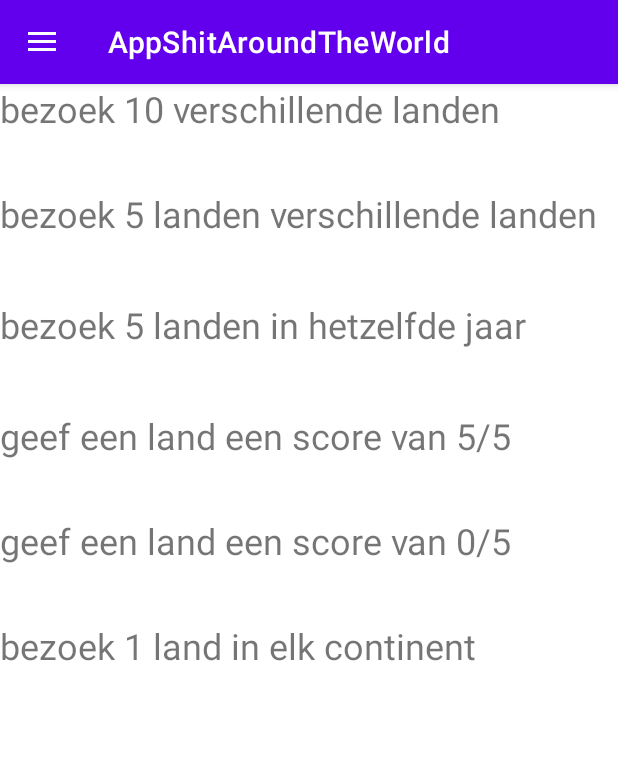
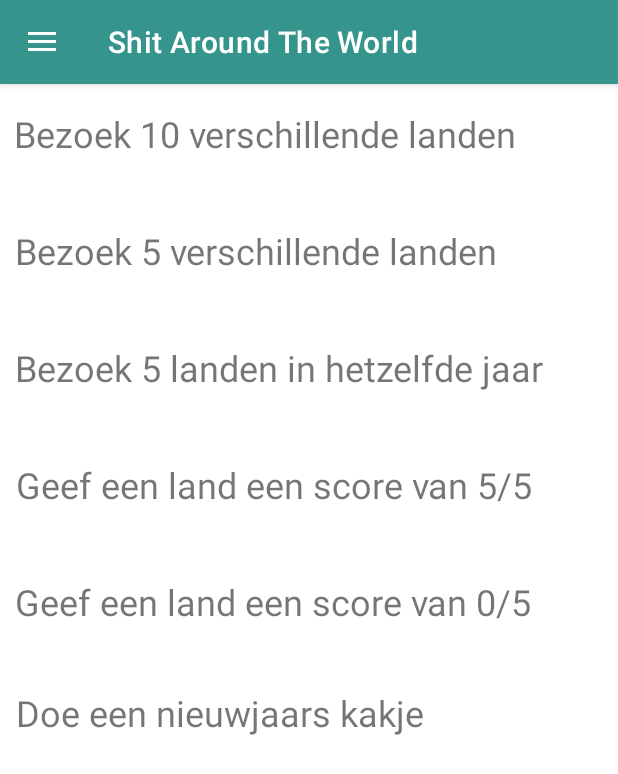
Before and after one commit to SimonK-2055442/AppShitAroundTheWorld, an Android app: the MainNavigation screen opened directly, with no data from a screen before it, in the side drawer, after a tap on "Prestaties", on a phone screen of 412 x 824 dp. Shown: the top 774 px of the screen. Run offline under Robolectric (Android 15) with nearby library versions, the phone set to English and light mode, and no system bars; 1 statement that could not run was skipped.

Commit message:
finale versie

```diff
--- a/app/build.gradle
+++ b/app/build.gradle
@@ -53,6 +53,7 @@ dependencies {
     implementation 'com.google.android.gms:play-services-maps:17.0.0'
     implementation "androidx.datastore:datastore-preferences:1.0.0"
     implementation 'com.google.code.gson:gson:2.8.5'
+    implementation 'com.google.android.gms:play-services-location:19.0.1'
     testImplementation 'junit:junit:4.13.2'
     androidTestImplementation 'androidx.test.ext:junit:1.1.3'
     androidTestImplementation 'androidx.test.espresso:espresso-core:3.4.0'
--- a/app/src/main/AndroidManifest.xml
+++ b/app/src/main/AndroidManifest.xml
@@ -1,6 +1,10 @@
 <?xml version="1.0" encoding="utf-8"?>
 <manifest xmlns:android="http://schemas.android.com/apk/res/android"
     package="com.example.appshitaroundtheworld">
+
+    <uses-permission android:name="android.permission.INTERNET" />
+    <uses-permission android:name="android.permission.ACCESS_FINE_LOCATION" />
+    <uses-permission android:name="android.permission.ACCESS_COARSE_LOCATION" />
 
     <application
         android:allowBackup="true"
@@ -23,7 +27,7 @@
         -->
         <meta-data
             android:name="com.google.android.geo.API_KEY"
-            android:value="${MAPS_API_KEY}" />
+            android:value= "${MAPS_API_KEY}" />
 
 
         <activity
--- a/app/src/main/java/com/example/appshitaroundtheworld/MainNavigation.kt
+++ b/app/src/main/java/com/example/appshitaroundtheworld/MainNavigation.kt
@@ -1,31 +1,46 @@
 package com.example.appshitaroundtheworld
 
+import android.app.Activity
 import android.content.Context
+import android.content.pm.PackageManager
+import android.location.Location
+import android.location.LocationManager
 import androidx.appcompat.app.AppCompatActivity
 import android.os.Bundle
 import android.view.MenuItem
 import androidx.appcompat.app.ActionBarDrawerToggle
+import androidx.core.app.ActivityCompat
+import androidx.core.content.ContextCompat
 import androidx.fragment.app.Fragment
 import com.example.appshitaroundtheworld.databinding.ActivityMainNavigationBinding
 import com.example.appshitaroundtheworld.fragments.*
 import com.example.appshitaroundtheworld.model.Persoon
 import com.example.appshitaroundtheworld.model.Geheugen
+import com.google.android.gms.location.FusedLocationProviderClient
+import com.google.android.gms.location.LocationServices
+import com.google.android.gms.tasks.Task
+import com.google.android.material.snackbar.Snackbar
 
 class MainNavigation : AppCompatActivity() {
 
     private lateinit var binding: ActivityMainNavigationBinding
     private lateinit var menuBarToggle: ActionBarDrawerToggle
+    lateinit var fusedLocationProviderClient: FusedLocationProviderClient
     var geheugen: Geheugen = Geheugen()
     var ingelogdePersoon: Persoon = Persoon("","")
+    var latitude: Double? = null
+    var longitude: Double? = null
 
     override fun onCreate(savedInstanceState: Bundle?) {
         super.onCreate(savedInstanceState)
         setContentView(R.layout.activity_main_navigation)
 
+        fusedLocationProviderClient = LocationServices.getFusedLocationProviderClient(this)
+
         ingelogdePersoon = intent.getSerializableExtra("ingelogdePersoon") as Persoon
         val sharedData = ingelogdePersoon
         val homeFragment = HomeFragment(sharedData)
-        val nieuwLandFragment = NieuwLandFragment(sharedData)
+        val nieuwLandFragment = NieuwLandFragment(sharedData,this)
         val prestatiesFragment = PrestatiesFragment(sharedData)
         val vorigeBestemmingFragment = VorigeBestemmingFragment(sharedData)
         val mapsFragment = MapsFragment(sharedData)
@@ -47,38 +62,44 @@ class MainNavigation : AppCompatActivity() {
                 R.id.nav_prestaties -> switchTo(prestatiesFragment)
                 R.id.nav_vorigeBestemmingen ->  switchTo(vorigeBestemmingFragment)
                 R.id.nav_maps -> switchTo(mapsFragment)
-
             }
             true
         }
         switchTo(homeFragment)
     }
-    override fun onDestroy(){
-        val sharedPreferences = getSharedPreferences("sharedPreferences", Context.MODE_PRIVATE)
-        val sharedPreferencesNamenlijst = getSharedPreferences("namenlijst", Context.MODE_PRIVATE)
-        //geheugen.opslaanIngelogdePersoon(sharedPreferences, sharedPreferencesNamenlijst, ingelogdePersoon)
-        super.onDestroy()
+
+    fun getLocatie(){
+        val task = fusedLocationProviderClient.lastLocation
+
+        if(ActivityCompat.checkSelfPermission(this,android.Manifest.permission.ACCESS_COARSE_LOCATION)!= PackageManager.PERMISSION_GRANTED){
+                ActivityCompat.requestPermissions(this, arrayOf(android.Manifest.permission.ACCESS_COARSE_LOCATION), 101)
+        }
+        task.addOnSuccessListener { if(it != null){
+            latitude = it.latitude
+            longitude = it.longitude
+        }
+        }
     }
 
-        private fun switchTo(fragment: Fragment) {
-            val sharedPreferences = getSharedPreferences("sharedPreferences", Context.MODE_PRIVATE)
-            val sharedPreferencesNamenlijst = getSharedPreferences("namenlijst", Context.MODE_PRIVATE)
-            //geheugen.opslaanIngelogdePersoon(sharedPreferences, sharedPreferencesNamenlijst, ingelogdePersoon)
-
+    private fun switchTo(fragment: Fragment) {
             binding.drawerLayout.closeDrawer(binding.navView)
             supportFragmentManager.beginTransaction().apply {
                 replace(R.id.fragmentContainerView, fragment)
-                // if you want to add it to the "back stack" to support the back button, also call this.
                 addToBackStack("Fragment_${fragment.id}")
                 commit()
             }
         }
 
         override fun onOptionsItemSelected(item: MenuItem): Boolean {
-            // we need to do this to respond correctly to clicks on menu items, otherwise it won't be caught
             if(menuBarToggle.onOptionsItemSelected(item)) {
                 return true
             }
             return super.onOptionsItemSelected(item)
         }
+    fun saveData(){
+        val sharedPreferences = getSharedPreferences("sharedPreferences", Context.MODE_PRIVATE)
+        val sharedPreferencesNamenlijst = getSharedPreferences("namenlijst", Context.MODE_PRIVATE)
+        geheugen.opslaanIngelogdePersoon(sharedPreferences, sharedPreferencesNamenlijst, ingelogdePersoon)
     }
+
+}
--- a/app/src/main/java/com/example/appshitaroundtheworld/TodoAdapter.kt
+++ b/app/src/main/java/com/example/appshitaroundtheworld/TodoAdapter.kt
@@ -24,7 +24,7 @@ class TodoAdapter(val items: List<Land>) : RecyclerView.Adapter<TodoAdapter.Todo
             var datum: String = (currentTodoItem.dag.toString() + "/" + currentTodoItem.maand.toString() + "/" + currentTodoItem.jaar.toString())
             findViewById<TextView>(R.id.datum).text = datum
             findViewById<RatingBar>(R.id.ratingBar).rating = currentTodoItem.rating.toFloat()
-
+            findViewById<TextView>(R.id.commentaar).text = currentTodoItem.comment
         }
     }
 
--- a/app/src/main/java/com/example/appshitaroundtheworld/model/Persoon.kt
+++ b/app/src/main/java/com/example/appshitaroundtheworld/model/Persoon.kt
@@ -11,11 +11,13 @@ class Persoon(val naam:String, val code:String): java.io.Serializable {
     var behaaldeAchievements: ArrayList<Int> = ArrayList()
     var besteLand: Land = Land("",0.1,"",0,0,0,0.0,0.0, false)
     var slechtsteLand: Land = Land("",4.9,"",0,0,0,0.0,0.0, false)
+    var nieuwJaarsKakje : Boolean = false;
 
     fun voegLandToe(nieuwLand: Land){
         landenLijst.add(nieuwLand)
         isBesteLand(nieuwLand, besteLand)
         isSlechtsteLand(nieuwLand, slechtsteLand)
+        nieuwJaarsKakjeFunctie(nieuwLand)
     }
 
     fun isBesteLand(nieuwLand:Land, voorlopigBesteLand: Land){
@@ -60,11 +62,19 @@ class Persoon(val naam:String, val code:String): java.io.Serializable {
         return maxInJaar
     }
 
+    fun nieuwJaarsKakjeFunctie(land : Land){
+        if(land.dag == 1 && land.maand == 1){
+            nieuwJaarsKakje = true
+        }
+    }
+
+
+
     fun achievementCheck(){
         if (aantalLandenBezocht() >= 10 && !behaaldeAchievements.contains(1)){
             behaaldeAchievements.add(1);
         }
-        if (aantalLandenBezocht() >= 5 && !behaaldeAchievements.contains(2) /* && methode implementeren om te kijken of deze landen binnen europa liggen*/){
+        if (aantalLandenBezocht() >= 5 && !behaaldeAchievements.contains(2)){
             behaaldeAchievements.add(2);
         }
         if (aantalLandenBezochtIn1Jaar() >= 5 && !behaaldeAchievements.contains(3)){
@@ -76,9 +86,9 @@ class Persoon(val naam:String, val code:String): java.io.Serializable {
         if (slechtsteLand.rating == 0.0 && !behaaldeAchievements.contains(5)){
             behaaldeAchievements.add(5);
         }
-        //if (//zelfde doen als max in een jaar maar eerst methode implementeren voor continent, dan dus lijst met continenten en kijken of freq van elk continent groter is dan 0){
-        //behaaldeAchievements.add(6);
-        //}
+        if (nieuwJaarsKakje && !behaaldeAchievements.contains(6)){
+            behaaldeAchievements.add(6);
+        }
     }
 
 }
--- a/app/src/main/res/layout/fragment_prestaties.xml
+++ b/app/src/main/res/layout/fragment_prestaties.xml
@@ -9,76 +9,76 @@
 
     <TextView
         android:id="@+id/textAch6"
-            android:layout_width="0dp"
-            android:layout_height="66dp"
-            android:layout_marginTop="4dp"
-            android:text="bezoek 1 land in elk continent"
+        android:layout_width="394dp"
+        android:layout_height="50dp"
+        android:layout_marginTop="24dp"
+        android:text="Doe een nieuwjaars kakje"
         android:textSize="24sp"
         app:layout_constraintEnd_toEndOf="parent"
-            app:layout_constraintHorizontal_bias="1.0"
+        app:layout_constraintHorizontal_bias="0.588"
         app:layout_constraintStart_toStartOf="parent"
         app:layout_constraintTop_toBottomOf="@+id/textAch5" />
 
     <TextView
         android:id="@+id/textAch5"
-            android:layout_width="0dp"
-            android:layout_height="66dp"
-            android:layout_marginTop="4dp"
-            android:text="geef een land een score van 0/5"
+        android:layout_width="360dp"
+        android:layout_height="50dp"
+        android:layout_marginTop="28dp"
+        android:text="Geef een land een score van 0/5"
         android:textSize="24sp"
         app:layout_constraintEnd_toEndOf="parent"
-            app:layout_constraintHorizontal_bias="0.0"
+        app:layout_constraintHorizontal_bias="0.196"
         app:layout_constraintStart_toStartOf="parent"
         app:layout_constraintTop_toBottomOf="@+id/textAch4" />
 
     <TextView
         android:id="@+id/textAch4"
-            android:layout_width="0dp"
-            android:layout_height="66dp"
-            android:layout_marginTop="8dp"
-            android:text="geef een land een score van 5/5"
+        android:layout_width="401dp"
+        android:layout_height="50dp"
+        android:layout_marginTop="28dp"
+        android:text="Geef een land een score van 5/5"
         android:textSize="24sp"
         app:layout_constraintEnd_toEndOf="parent"
-            app:layout_constraintHorizontal_bias="0.0"
+        app:layout_constraintHorizontal_bias="1.0"
         app:layout_constraintStart_toStartOf="parent"
         app:layout_constraintTop_toBottomOf="@+id/textAch3" />
 
     <TextView
         android:id="@+id/textAch3"
-            android:layout_width="0dp"
-            android:layout_height="66dp"
-            android:layout_marginTop="8dp"
-            android:text="bezoek 5 landen in hetzelfde jaar"
+        android:layout_width="379dp"
+        android:layout_height="50dp"
+        android:layout_marginTop="28dp"
+        android:text="Bezoek 5 landen in hetzelfde jaar"
         android:textSize="24sp"
         app:layout_constraintEnd_toEndOf="parent"
-            app:layout_constraintHorizontal_bias="0.0"
+        app:layout_constraintHorizontal_bias="0.312"
         app:layout_constraintStart_toStartOf="parent"
         app:layout_constraintTop_toBottomOf="@+id/textAch2" />
 
     <TextView
         android:id="@+id/textAch2"
-            android:layout_width="0dp"
-            android:layout_height="66dp"
-            android:layout_marginTop="4dp"
-            android:text="bezoek 5 landen verschillende landen"
+        android:layout_width="385dp"
+        android:layout_height="50dp"
+        android:layout_marginTop="28dp"
+        android:text="Bezoek 5 verschillende landen"
         android:textSize="24sp"
         app:layout_constraintEnd_toEndOf="parent"
-            app:layout_constraintHorizontal_bias="0.0"
+        app:layout_constraintHorizontal_bias="0.384"
         app:layout_constraintStart_toStartOf="parent"
         app:layout_constraintTop_toBottomOf="@+id/textAch1" />
 
     <TextView
         android:id="@+id/textAch1"
-            android:layout_width="0dp"
-            android:layout_height="66dp"
+        android:layout_width="386dp"
+        android:layout_height="50dp"
         android:lineSpacingExtra="8sp"
-            android:text="bezoek 10 verschillende landen"
+        android:text="Bezoek 10 verschillende landen"
         android:textAlignment="textStart"
         android:textSize="24sp"
         app:layout_constraintBottom_toBottomOf="parent"
         app:layout_constraintEnd_toEndOf="parent"
-            app:layout_constraintHorizontal_bias="0.0"
+        app:layout_constraintHorizontal_bias="0.36"
         app:layout_constraintStart_toStartOf="parent"
         app:layout_constraintTop_toTopOf="parent"
-            app:layout_constraintVertical_bias="0.0" />
+        app:layout_constraintVertical_bias="0.023" />
 </androidx.constraintlayout.widget.ConstraintLayout>
--- a/app/src/main/res/layout/fragment_vorige_bestemming.xml
+++ b/app/src/main/res/layout/fragment_vorige_bestemming.xml
@@ -11,7 +11,7 @@
     <androidx.recyclerview.widget.RecyclerView
         android:id="@+id/recyclerView"
         android:layout_width="410dp"
-        android:layout_height="731dp"
+        android:layout_height="600dp"
         android:scrollbars="vertical"
         app:layout_constraintBottom_toBottomOf="parent"
         app:layout_constraintEnd_toEndOf="parent"
--- a/app/src/main/res/values/colors.xml
+++ b/app/src/main/res/values/colors.xml
@@ -1,10 +1,10 @@
 <?xml version="1.0" encoding="utf-8"?>
 <resources>
     <color name="purple_200">#FFBB86FC</color>
-    <color name="purple_500">#FF6200EE</color>
-    <color name="purple_700">#FF3700B3</color>
-    <color name="teal_200">#FF03DAC5</color>
-    <color name="teal_700">#FF018786</color>
+    <color name="purple_500">#35958C</color>
+    <color name="purple_700">#35958C</color>
+    <color name="teal_200">#35958C</color>
+    <color name="teal_700">#35958C</color>
     <color name="black">#FF000000</color>
     <color name="white">#FFFFFFFF</color>
 </resources>
--- a/app/src/main/res/values/strings.xml
+++ b/app/src/main/res/values/strings.xml
@@ -1,5 +1,5 @@
 <resources>
-    <string name="app_name">AppShitAroundTheWorld</string>
+    <string name="app_name">Shit Around The World</string>
     <string name="menu_open">Open Menu</string>
     <string name="menu_close">Close Menu</string>
 </resources>
```
Also changed, not shown: app/src/main/java/com/example/appshitaroundtheworld/MainActivity.kt (+6 -10 lines), app/src/main/java/com/example/appshitaroundtheworld/fragments/NieuwLandFragment.kt (+91 -17 lines), app/src/main/java/com/example/appshitaroundtheworld/model/Geheugen.kt (+7 -4 lines), app/src/main/res/layout/activity_main.xml (+6 -8 lines), app/src/main/res/layout/fragment_home.xml (+12 -15 lines), app/src/main/res/layout/fragment_nieuw_land.xml (+28 -39 lines), app/src/main/res/layout/recycler_inhoud.xml (+13 -2 lines). Lines whose indentation alone changed are shown as unchanged.
